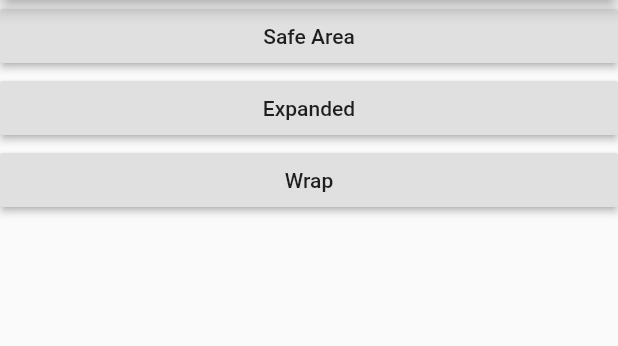
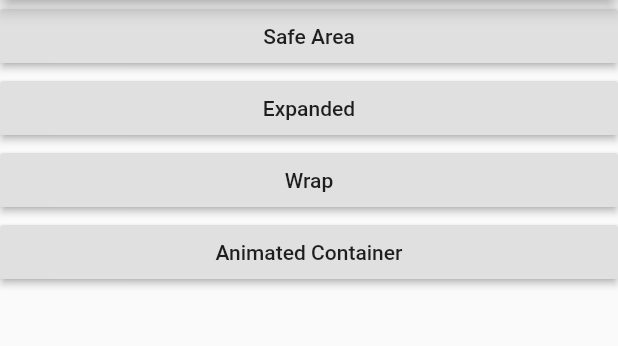
Before and after one commit to ilyosbekkk/personal_expenses, a Flutter app: the screen it shows after launch, on a phone screen of 412 x 824 dp, the part 84-430 px from its top. Run offline on Flutter 3.47's test engine with Material 2 defaults, Android fonts, the phone set to English and light mode, and no system bars.

Commit message:
AnimatedContainer widget added

```diff
--- a/lib/main.dart
+++ b/lib/main.dart
@@ -2,6 +2,7 @@ import 'package:flutter/material.dart';
 import 'package:flutter_widgets/widget 1: safe area.dart';
 import 'package:flutter_widgets/widget%202:%20expanded.dart';
 import 'package:flutter_widgets/widget 3: wrap.dart';
+import 'package:flutter_widgets/widget 4: animated container.dart';
 
 void main() {
   runApp(MyApp());
@@ -21,6 +22,7 @@ class MyApp extends StatelessWidget {
         'safe_area': (context) => SafeAreaWIdget(),
         'expanded': (context) => ExpandedWidget(),
         'wrap': (context) => WrapWidget(),
+        'animated container': (context) => AnimatedContainerWidget(),
       },
       home: MyHomePage(title: 'Flutter Demo Home Page'),
     );
@@ -48,18 +50,24 @@ class _MyHomePageState extends State<MyHomePage> {
     );
   }
 
+  List<Widget> buildWidgetList() {
+    buttons = [
+      page_buttons("Safe Area", 'safe_area'),
+      page_buttons("Expanded", "expanded"),
+      page_buttons("Wrap", 'wrap'),
+      page_buttons("Animated Container", "animated container")];
 
-  List<Widget> buildWidgetList() {
-    buttons = [page_buttons("Safe Area", 'safe_area'), page_buttons("Expanded", "expanded"), page_buttons("Wrap", 'wrap')];
-    return buttons;
+
+    return
+      buttons;
   }
 
   @override
   void initState() {
-
     super.initState();
     buildWidgetList();
   }
+
   @override
   Widget build(BuildContext context) {
     return Scaffold(
```
Also changed, not shown: lib/widget 4: animated container.dart (added, +38 -0 lines).
